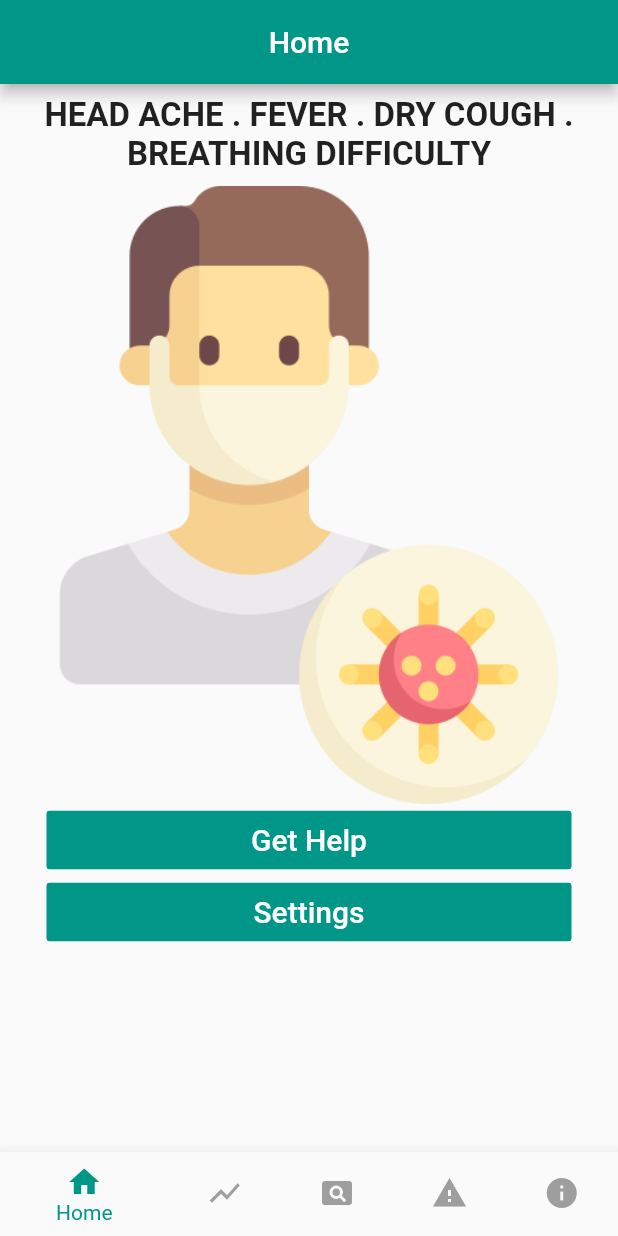
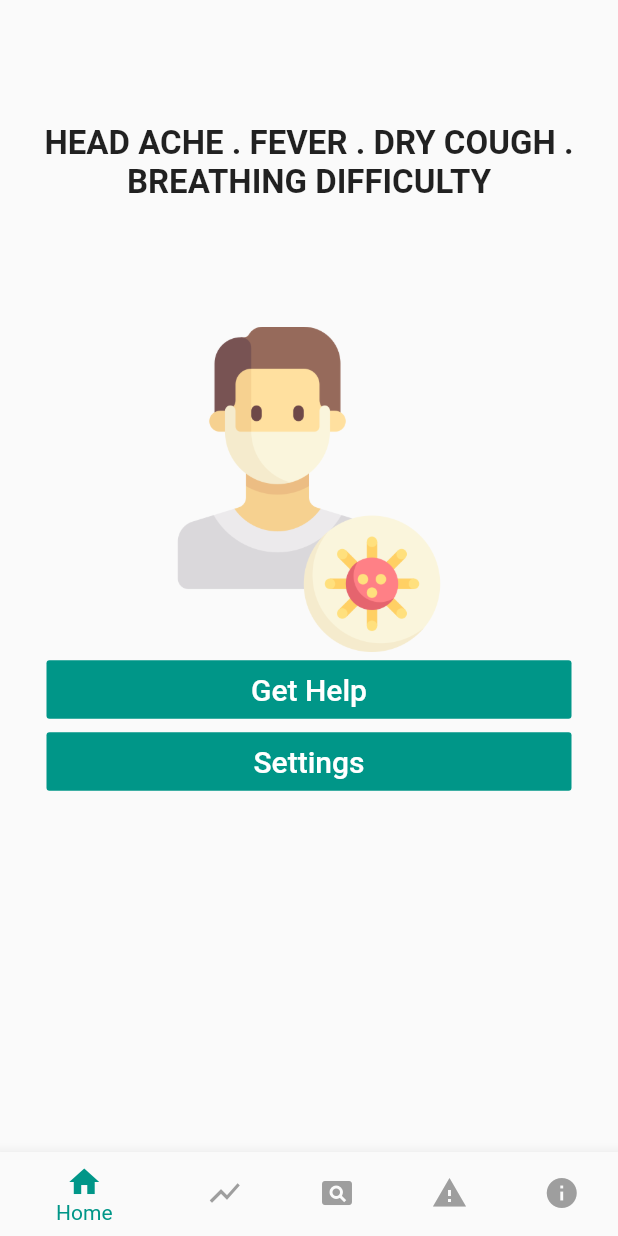
Before and after one commit to StanleyMasinde/first-flutter, a Flutter app: the screen it shows after launch, on a phone screen of 412 x 824 dp. Run offline on Flutter 3.47's test engine with Material 2 defaults, Android fonts, the phone set to English and light mode, and no system bars.

Commit message:
(Home Page layout) I've made it scrollable so that it can be usable on a rotated screen

```diff
--- a/lib/home.dart
+++ b/lib/home.dart
@@ -7,11 +7,6 @@ class Home extends StatelessWidget {
   @override
   Widget build(BuildContext context) {
     return Scaffold(
-      appBar: AppBar(
-        title: Text('Home'),
-        backgroundColor: Colors.teal,
-        centerTitle: true,
-      ),
       body: HomePage(),
     );
   }
@@ -40,18 +35,21 @@ class _HomePageState extends State<HomePage>
 
   @override
   Widget build(BuildContext context) {
-    return Column(
-      children: [
+    return GridView.count(
+      childAspectRatio: 1.9,
+      primary: false,
+      padding: const EdgeInsets.all(0),
+      crossAxisSpacing: 1,
+      mainAxisSpacing: 1,
+      crossAxisCount: 1,
+      children: <Widget>[
         Container(
           child: Center(
-            child: Padding(
-              padding: const EdgeInsets.all(8.0),
-              child: Text(
-                'HEAD ACHE . FEVER . DRY COUGH . BREATHING DIFFICULTY',
-                style: TextStyle(fontWeight: FontWeight.w600, fontSize: 22),
-                overflow: TextOverflow.visible,
-                textAlign: TextAlign.center,
-              ),
+            child: Text(
+              'HEAD ACHE . FEVER . DRY COUGH . BREATHING DIFFICULTY',
+              style: TextStyle(fontWeight: FontWeight.w600, fontSize: 22),
+              overflow: TextOverflow.visible,
+              textAlign: TextAlign.center,
             ),
           ),
         ),
```
